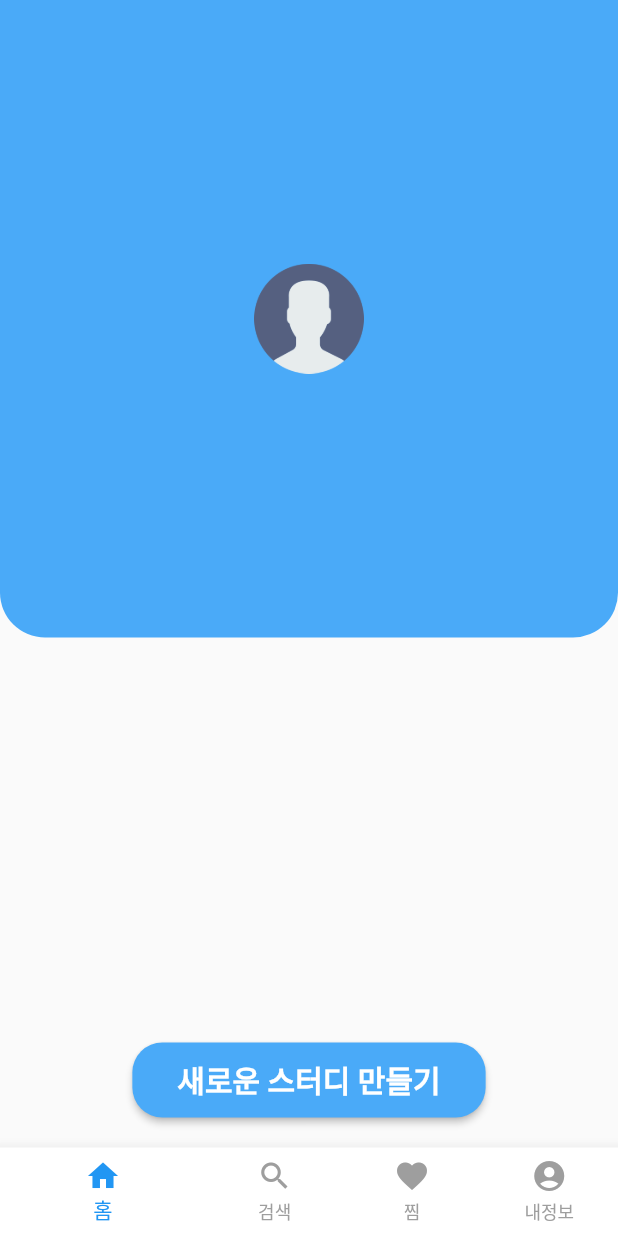
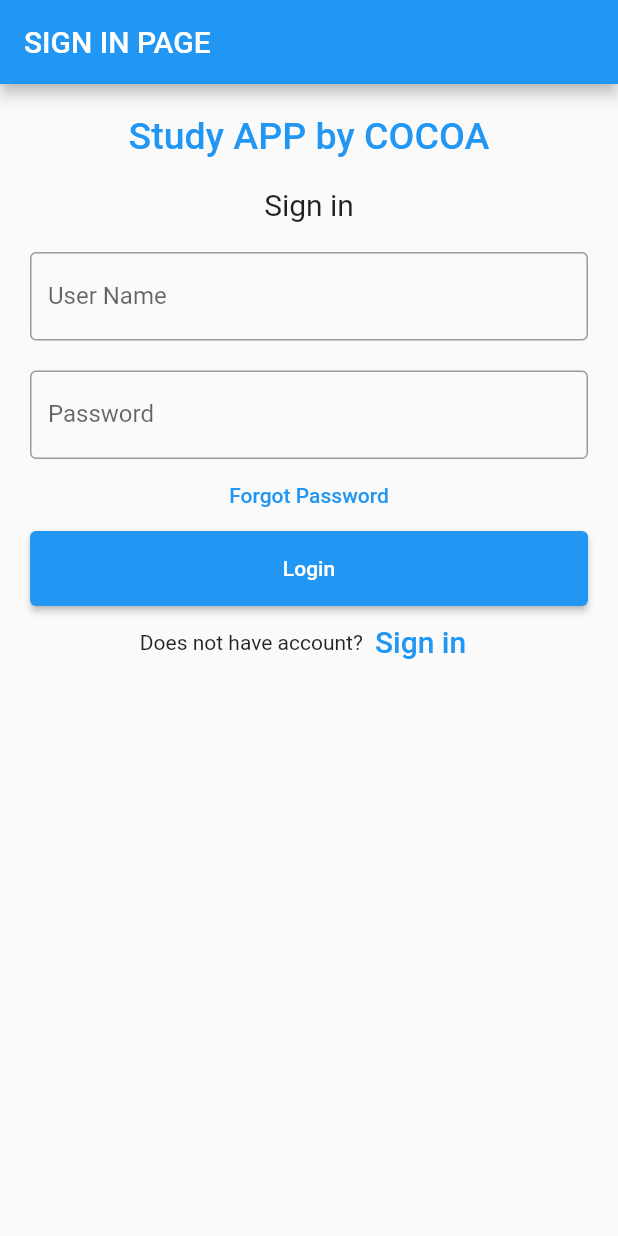
Before and after one commit to 20Yiju/COCOA, a Flutter app: the screen it shows after launch, on a phone screen of 412 x 824 dp. Run offline on Flutter 3.47's test engine with Material 2 defaults, Android fonts, the phone set to English and light mode, and no system bars.

Commit message:
Singin.dart

```diff
--- /dev/null
+++ b/SLEProject/lib/func/Signin.dart
@@ -0,0 +1,111 @@
+import 'package:flutter/material.dart';
+
+void main() => runApp(const MyApp());
+
+class MyApp extends StatelessWidget {
+  const MyApp({Key? key}) : super(key: key);
+
+  static const String _title = 'SIGN IN PAGE';
+
+  @override
+  Widget build(BuildContext context) {
+    return MaterialApp(
+      title: _title,
+      home: Scaffold(
+        appBar: AppBar(title: const Text(_title)),
+        body: const MyStatefulWidget(),
+      ),
+    );
+  }
+}
+class MyStatefulWidget extends StatefulWidget {
+  const MyStatefulWidget({Key? key}) : super(key: key);
+
+  @override
+  State<MyStatefulWidget> createState() => _MyStatefulWidgetState();
+}
+
+class _MyStatefulWidgetState extends State<MyStatefulWidget> {
+  TextEditingController nameController = TextEditingController();
+  TextEditingController passwordController = TextEditingController();
+
+  @override
+  Widget build(BuildContext context) {
+    return Padding(
+        padding: const EdgeInsets.all(10),
+        child: ListView(
+          children: <Widget>[
+            Container(
+                alignment: Alignment.center,
+                padding: const EdgeInsets.all(10),
+                child: const Text(
+                  'Study APP by COCOA',
+                  style: TextStyle(
+                      color: Colors.blue,
+                      fontWeight: FontWeight.w500,
+                      fontSize: 25),
+                )),
+            Container(
+                alignment: Alignment.center,
+                padding: const EdgeInsets.all(10),
+                child: const Text(
+                  'Sign in',
+                  style: TextStyle(fontSize: 20),
+                )),
+            Container(
+              padding: const EdgeInsets.all(10),
+              child: TextField(
+                controller: nameController,
+                decoration: const InputDecoration(
+                  border: OutlineInputBorder(),
+                  labelText: 'User Name',
+                ),
+              ),
+            ),
+            Container(
+              padding: const EdgeInsets.fromLTRB(10, 10, 10, 0),
+              child: TextField(
+                obscureText: true,
+                controller: passwordController,
+                decoration: const InputDecoration(
+                  border: OutlineInputBorder(),
+                  labelText: 'Password',
+                ),
+              ),
+            ),
+            TextButton(
+              onPressed: () {
+                //forgot password screen
+              },
+              child: const Text('Forgot Password',),
+            ),
+            Container(
+                height: 50,
+                padding: const EdgeInsets.fromLTRB(10, 0, 10, 0),
+                child: ElevatedButton(
+                  child: const Text('Login'),
+                  onPressed: () {
+                    print(nameController.text);
+                    print(passwordController.text);
+                  },
+                )
+            ),
+            Row(
+              children: <Widget>[
+                const Text('Does not have account?'),
+                TextButton(
+                  child: const Text(
+                    'Sign in',
+                    style: TextStyle(fontSize: 20),
+                  ),
+                  onPressed: () {
+                    //signup screen
+                  },
+                )
+              ],
+              mainAxisAlignment: MainAxisAlignment.center,
+            ),
+          ],
+        ));
+  }
+}
--- a/SLEProject/lib/main.dart
+++ b/SLEProject/lib/main.dart
@@ -1,5 +1,6 @@
 import 'package:flutter/material.dart';
-import 'package:study/func/home.dart';
+import 'package:study/func/Signin.dart';
+//import 'package:study/func/home.dart';
 
 void main() {
   runApp(const MyApp());
```
